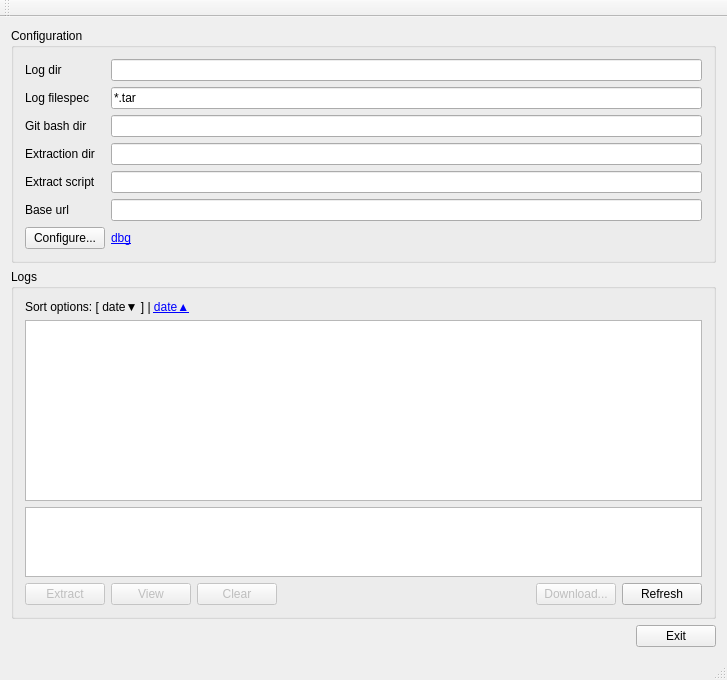
Before: the Qt Designer form archive-manager/mainwindow.ui in hgroover/uni-gui-tools, drawn with Qt 5.
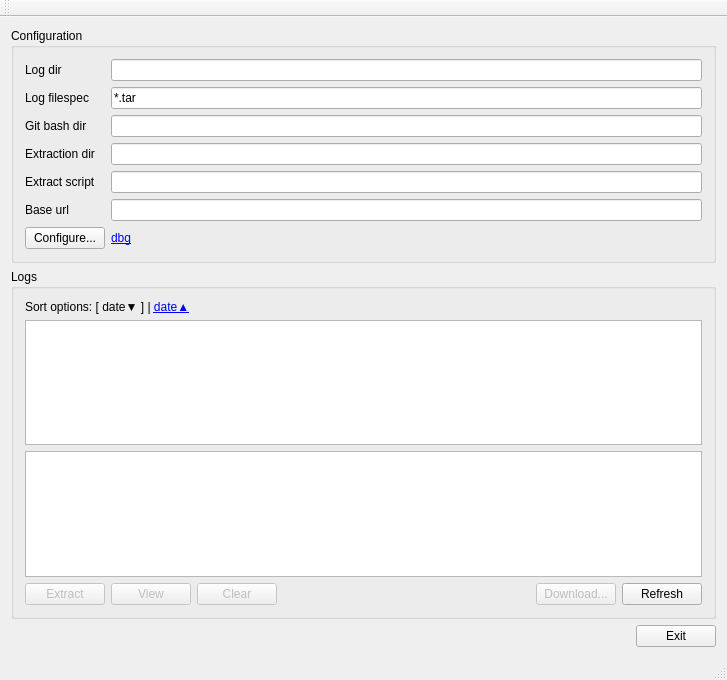
After: the same form once the commit is applied.

Diff of the .ui file:
```diff
--- a/archive-manager/mainwindow.ui
+++ b/archive-manager/mainwindow.ui
@@ -146,7 +146,7 @@
       <property name="title">
        <string>Logs</string>
       </property>
-      <layout class="QVBoxLayout" name="verticalLayout_3" stretch="0,0,2,0">
+      <layout class="QVBoxLayout" name="verticalLayout_3" stretch="0,0,0,0">
        <item>
         <widget class="QLabel" name="lblSortOptions">
          <property name="text">
```
